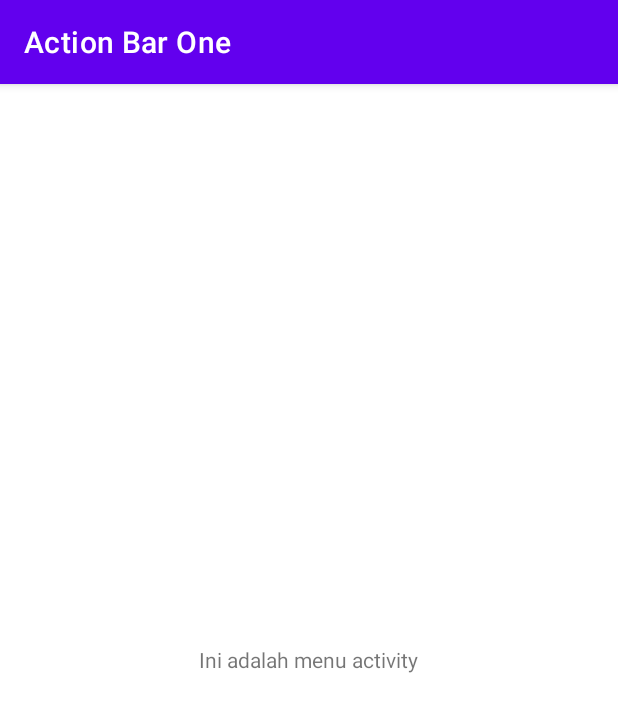
After one commit to are-one/action-bar-one, an Android app: the MenuActivity screen opened directly, with no data from a screen before it, on a phone screen of 412 x 824 dp. The commit adds this screen. Shown: the top 712 px of the screen. Run offline under Robolectric (Android 15) with nearby library versions, the phone set to English and light mode, and no system bars.

```diff
--- a/app/build.gradle
+++ b/app/build.gradle
@@ -29,6 +29,10 @@ android {
     kotlinOptions {
         jvmTarget = '1.8'
     }
+
+    viewBinding {
+        enabled = true
+    }
 }
 
 dependencies {
--- a/app/src/main/AndroidManifest.xml
+++ b/app/src/main/AndroidManifest.xml
@@ -14,6 +14,9 @@
         android:theme="@style/Theme.ActionBarOne"
         tools:targetApi="31">
         <activity
+            android:name=".MenuActivity"
+            android:exported="false" />
+        <activity
             android:name=".MainActivity"
             android:exported="true">
             <intent-filter>
--- /dev/null
+++ b/app/src/main/java/id/one/actionbarone/MenuActivity.kt
@@ -0,0 +1,11 @@
+package id.one.actionbarone
+
+import androidx.appcompat.app.AppCompatActivity
+import android.os.Bundle
+
+class MenuActivity : AppCompatActivity() {
+    override fun onCreate(savedInstanceState: Bundle?) {
+        super.onCreate(savedInstanceState)
+        setContentView(R.layout.activity_menu)
+    }
+}
--- /dev/null
+++ b/app/src/main/res/layout/activity_menu.xml
@@ -0,0 +1,15 @@
+<?xml version="1.0" encoding="utf-8"?>
+<RelativeLayout xmlns:android="http://schemas.android.com/apk/res/android"
+    xmlns:app="http://schemas.android.com/apk/res-auto"
+    xmlns:tools="http://schemas.android.com/tools"
+    android:layout_width="match_parent"
+    android:layout_height="match_parent"
+    tools:context=".MenuActivity">
+
+    <TextView
+        android:layout_width="wrap_content"
+        android:layout_height="wrap_content"
+        android:layout_centerInParent="true"
+        android:text="@string/this_activity" />
+
+</RelativeLayout>
```
Also changed, not shown: app/src/main/java/id/one/actionbarone/MainActivity.kt (+35 -1 lines), app/src/main/java/id/one/actionbarone/MenuFragment.kt (added, +20 -0 lines), app/src/main/res/layout/fragment_menu.xml (added, +14 -0 lines).
